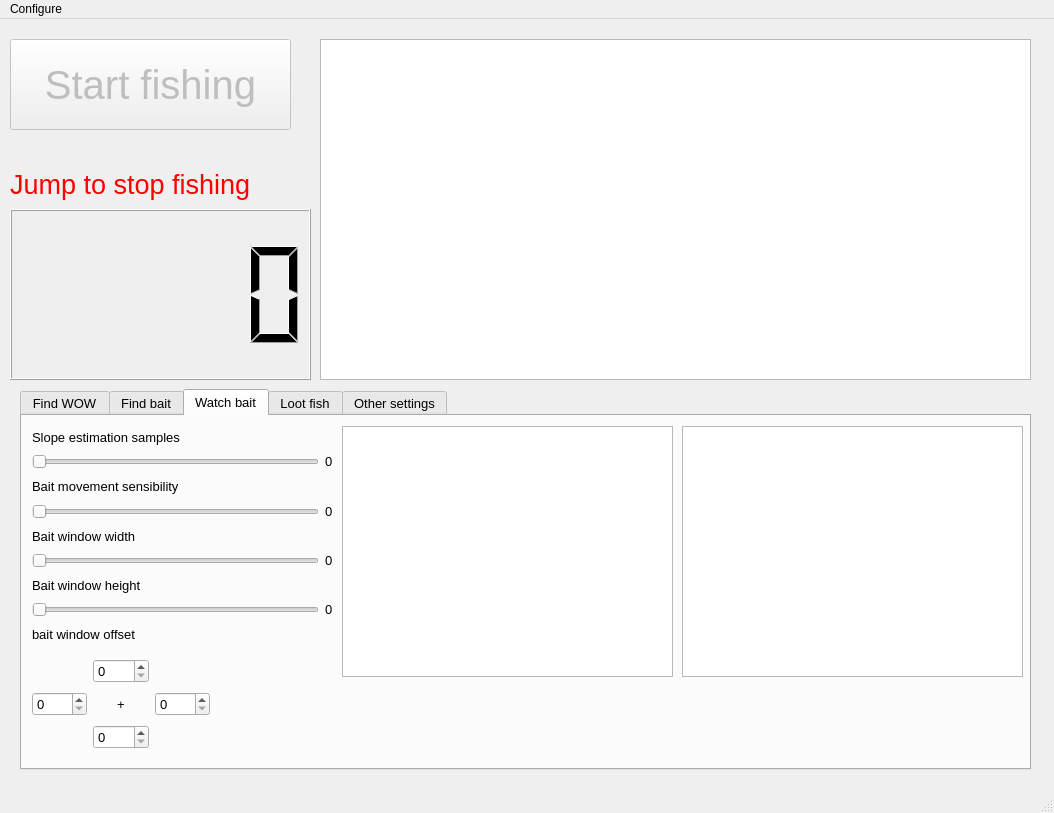
Qt form wow_fishing_bot/main.ui (Serlopal/wow_fishing_bot) before a commit.
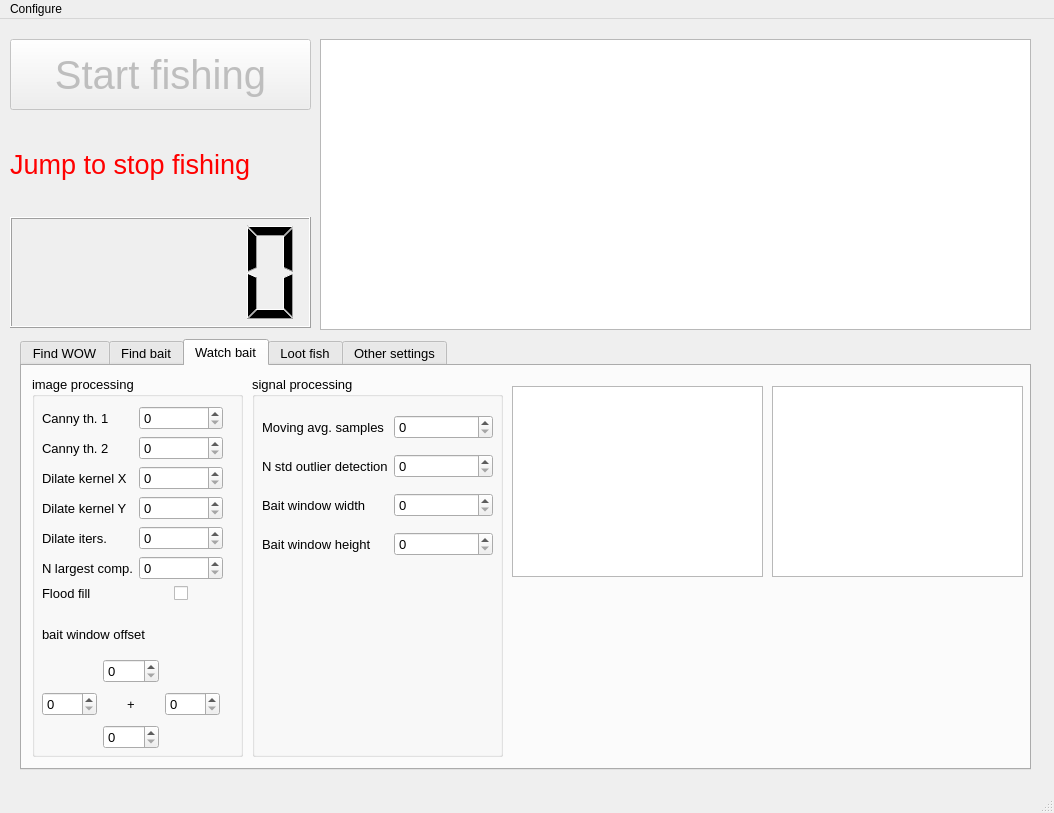
The same form after that commit. Custom widgets are drawn as their Qt base class.

Commit message: working version with new highly customizable UI

Diff of the .ui file:
```diff
--- a/wow_fishing_bot/main.ui
+++ b/wow_fishing_bot/main.ui
@@ -22,8 +22,8 @@
      <rect>
       <x>10</x>
       <y>20</y>
-      <width>281</width>
-      <height>91</height>
+      <width>301</width>
+      <height>71</height>
      </rect>
     </property>
     <property name="font">
@@ -35,29 +35,6 @@
      <string>Start fishing</string>
     </property>
    </widget>
-   <widget class="QWidget" name="horizontalLayoutWidget">
-    <property name="geometry">
-     <rect>
-      <x>10</x>
-      <y>190</y>
-      <width>301</width>
-      <height>171</height>
-     </rect>
-    </property>
-    <layout class="QHBoxLayout" name="horizontalLayout">
-     <item>
-      <widget class="QLCDNumber" name="tries_digital_counter">
-       <property name="font">
-        <font>
-         <pointsize>22</pointsize>
-         <weight>50</weight>
-         <bold>false</bold>
-        </font>
-       </property>
-      </widget>
-     </item>
-    </layout>
-   </widget>
    <widget class="QLabel" name="stop_fishing_label">
     <property name="enabled">
      <bool>true</bool>
@@ -65,7 +42,7 @@
     <property name="geometry">
      <rect>
       <x>10</x>
-      <y>130</y>
+      <y>110</y>
       <width>301</width>
       <height>71</height>
      </rect>
@@ -86,9 +63,9 @@
     <property name="geometry">
      <rect>
       <x>20</x>
-      <y>370</y>
+      <y>320</y>
       <width>1011</width>
-      <height>381</height>
+      <height>431</height>
      </rect>
     </property>
     <property name="font">
@@ -498,123 +475,207 @@
      <attribute name="title">
       <string>Watch bait</string>
      </attribute>
-     <widget class="GraphicsLayoutWidget" name="binary_bait_view">
+     <widget class="QGroupBox" name="groupBox_3">
       <property name="geometry">
        <rect>
-        <x>320</x>
+        <x>230</x>
         <y>10</y>
-        <width>331</width>
-        <height>251</height>
+        <width>251</width>
+        <height>381</height>
        </rect>
       </property>
-     </widget>
-     <widget class="PlotWidget" name="slope_signal_viewer">
-      <property name="geometry">
-       <rect>
-        <x>660</x>
-        <y>10</y>
-        <width>341</width>
-        <height>251</height>
-       </rect>
+      <property name="title">
+       <string>signal processing</string>
       </property>
-     </widget>
-     <widget class="QWidget" name="gridLayoutWidget_2">
+      <widget class="QWidget" name="gridLayoutWidget_6">
       <property name="geometry">
        <rect>
         <x>10</x>
-        <y>10</y>
-        <width>301</width>
-        <height>191</height>
-       </rect>
-      </property>
-      <layout class="QGridLayout" name="gridLayout_2">
-       <item row="5" column="0">
-        <widget class="QSlider" name="bait_window_width_slider">
-         <property name="maximum">
-          <number>300</number>
-         </property>
-         <property name="orientation">
-          <enum>Qt::Horizontal</enum>
-         </property>
-        </widget>
-       </item>
+         <y>30</y>
+         <width>231</width>
+         <height>161</height>
+        </rect>
+       </property>
+       <layout class="QGridLayout" name="gridLayout_6">
        <item row="3" column="0">
-        <widget class="QSlider" name="bait_sensibility_slider">
-         <property name="orientation">
-          <enum>Qt::Horizontal</enum>
-         </property>
-        </widget>
-       </item>
-       <item row="1" column="1">
-        <widget class="QLabel" name="slope_estimation_sample_slider_label">
-         <property name="text">
-          <string>0</string>
-         </property>
-        </widget>
-       </item>
-       <item row="3" column="1">
-        <widget class="QLabel" name="bait_sensiblity_slider_2">
-         <property name="text">
-          <string>0</string>
-         </property>
-        </widget>
-       </item>
-       <item row="1" column="0">
-        <widget class="QSlider" name="slope_estimation_samples_slider">
-         <property name="orientation">
-          <enum>Qt::Horizontal</enum>
-         </property>
-        </widget>
-       </item>
-       <item row="4" column="0">
-        <widget class="QLabel" name="label_11">
-         <property name="text">
-          <string>Bait window width</string>
-         </property>
-        </widget>
-       </item>
-       <item row="6" column="0">
         <widget class="QLabel" name="label_12">
          <property name="text">
           <string>Bait window height</string>
          </property>
         </widget>
        </item>
-       <item row="2" column="0">
-        <widget class="QLabel" name="label_9">
-         <property name="text">
-          <string>Bait movement sensibility</string>
-         </property>
-        </widget>
-       </item>
        <item row="0" column="0">
         <widget class="QLabel" name="label_8">
          <property name="text">
-          <string>Slope estimation samples</string>
+           <string>Moving avg. samples</string>
+          </property>
+         </widget>
+        </item>
+        <item row="1" column="0">
+         <widget class="QLabel" name="label_9">
+          <property name="text">
+           <string>N std outlier detection</string>
+          </property>
+         </widget>
+        </item>
+        <item row="2" column="0">
+         <widget class="QLabel" name="label_11">
+          <property name="text">
+           <string>Bait window width</string>
+          </property>
+         </widget>
+        </item>
+        <item row="0" column="1">
+         <widget class="QSpinBox" name="moving_avg_samples_spinbox">
+          <property name="maximum">
+           <number>300</number>
+          </property>
+         </widget>
+        </item>
+        <item row="1" column="1">
+         <widget class="QSpinBox" name="num_std_outlier_detection_spinbox">
+          <property name="maximum">
+           <number>300</number>
+          </property>
+         </widget>
+        </item>
+        <item row="2" column="1">
+         <widget class="QSpinBox" name="bait_window_width_spinbox">
+          <property name="maximum">
+           <number>300</number>
+          </property>
+         </widget>
+        </item>
+        <item row="3" column="1">
+         <widget class="QSpinBox" name="bait_window_height_spinbox">
+          <property name="maximum">
+           <number>300</number>
+          </property>
+         </widget>
+        </item>
+       </layout>
+      </widget>
+     </widget>
+     <widget class="QGroupBox" name="groupBox_2">
+      <property name="geometry">
+       <rect>
+        <x>10</x>
+        <y>10</y>
+        <width>211</width>
+        <height>381</height>
+       </rect>
+      </property>
+      <property name="title">
+       <string>image processing</string>
+      </property>
+      <property name="flat">
+       <bool>false</bool>
+      </property>
+      <widget class="QWidget" name="gridLayoutWidget_5">
+       <property name="geometry">
+        <rect>
+         <x>10</x>
+         <y>30</y>
+         <width>181</width>
+         <height>201</height>
+        </rect>
+       </property>
+       <layout class="QGridLayout" name="gridLayout_5">
+        <item row="0" column="1">
+         <widget class="QSpinBox" name="canny_th1_spinbox">
+          <property name="maximum">
+           <number>300</number>
+          </property>
+         </widget>
+        </item>
+        <item row="4" column="1">
+         <widget class="QSpinBox" name="dilate_iters_spinbox">
+          <property name="maximum">
+           <number>300</number>
+          </property>
+         </widget>
+        </item>
+        <item row="2" column="0">
+         <widget class="QLabel" name="label_16">
+          <property name="text">
+           <string>Dilate kernel X</string>
+          </property>
+         </widget>
+        </item>
+        <item row="6" column="0">
+         <widget class="QLabel" name="label_19">
+          <property name="text">
+           <string>Flood fill</string>
+          </property>
+         </widget>
+        </item>
+        <item row="2" column="1">
+         <widget class="QSpinBox" name="dilate_kernelX_spinbox">
+          <property name="maximum">
+           <number>300</number>
+          </property>
+         </widget>
+        </item>
+        <item row="6" column="1" alignment="Qt::AlignHCenter">
+         <widget class="QCheckBox" name="flood_fill_checkbox">
+          <property name="text">
+           <string/>
+          </property>
+         </widget>
+        </item>
+        <item row="5" column="0">
+         <widget class="QLabel" name="label_18">
+          <property name="text">
+           <string>N largest comp.</string>
+          </property>
+         </widget>
+        </item>
+        <item row="4" column="0">
+         <widget class="QLabel" name="label_17">
+          <property name="text">
+           <string>Dilate iters.</string>
+          </property>
+         </widget>
+        </item>
+        <item row="1" column="0">
+         <widget class="QLabel" name="label_15">
+          <property name="text">
+           <string>Canny th. 2</string>
+          </property>
+         </widget>
+        </item>
+        <item row="0" column="0">
+         <widget class="QLabel" name="label_14">
+          <property name="text">
+           <string>Canny th. 1</string>
+          </property>
+         </widget>
+        </item>
+        <item row="1" column="1">
+         <widget class="QSpinBox" name="canny_th2_spinbox">
+          <property name="maximum">
+           <number>300</number>
          </property>
         </widget>
        </item>
        <item row="5" column="1">
-        <widget class="QLabel" name="bait_sensiblity_slider_3">
-         <property name="text">
-          <string>0</string>
-         </property>
-        </widget>
-       </item>
-       <item row="7" column="0">
-        <widget class="QSlider" name="bait_window_height_slider">
+         <widget class="QSpinBox" name="n_largest_component_spinbox">
          <property name="maximum">
           <number>300</number>
          </property>
-         <property name="orientation">
-          <enum>Qt::Horizontal</enum>
-         </property>
-        </widget>
-       </item>
-       <item row="7" column="1">
-        <widget class="QLabel" name="bait_sensiblity_slider_4">
+         </widget>
+        </item>
+        <item row="3" column="0">
+         <widget class="QLabel" name="label_20">
          <property name="text">
-          <string>0</string>
+           <string>Dilate kernel Y</string>
+          </property>
+         </widget>
+        </item>
+        <item row="3" column="1">
+         <widget class="QSpinBox" name="dilate_kernelY_spinbox">
+          <property name="maximum">
+           <number>300</number>
          </property>
         </widget>
        </item>
@@ -624,7 +685,7 @@
       <property name="geometry">
        <rect>
         <x>10</x>
-        <y>240</y>
+         <y>280</y>
         <width>178</width>
         <height>97</height>
        </rect>
@@ -671,7 +732,7 @@
       <property name="geometry">
        <rect>
         <x>10</x>
-        <y>200</y>
+         <y>240</y>
         <width>137</width>
         <height>37</height>
        </rect>
@@ -681,6 +742,27 @@
       </property>
      </widget>
     </widget>
+     <widget class="GraphicsLayoutWidget" name="binary_bait_view">
+      <property name="geometry">
+       <rect>
+        <x>490</x>
+        <y>20</y>
+        <width>251</width>
+        <height>191</height>
+       </rect>
+      </property>
+     </widget>
+     <widget class="PlotWidget" name="slope_signal_viewer">
+      <property name="geometry">
+       <rect>
+        <x>750</x>
+        <y>20</y>
+        <width>251</width>
+        <height>191</height>
+       </rect>
+      </property>
+     </widget>
+    </widget>
     <widget class="QWidget" name="loot_fish_tab">
      <attribute name="title">
       <string>Loot fish</string>
@@ -794,10 +876,27 @@
       <x>320</x>
       <y>20</y>
       <width>711</width>
-      <height>341</height>
+      <height>291</height>
      </rect>
     </property>
    </widget>
+   <widget class="QLCDNumber" name="tries_digital_counter">
+    <property name="geometry">
+     <rect>
+      <x>10</x>
+      <y>198</y>
+      <width>301</width>
+      <height>111</height>
+     </rect>
+    </property>
+    <property name="font">
+     <font>
+      <pointsize>22</pointsize>
+      <weight>50</weight>
+      <bold>false</bold>
+     </font>
+    </property>
+   </widget>
   </widget>
   <widget class="QMenuBar" name="menubar">
    <property name="geometry">
```
Left out of the diff: 74 changed lines with no effect on the pictures. Lines whose indentation alone changed are shown as unchanged. The commit also changes 3 other files.
